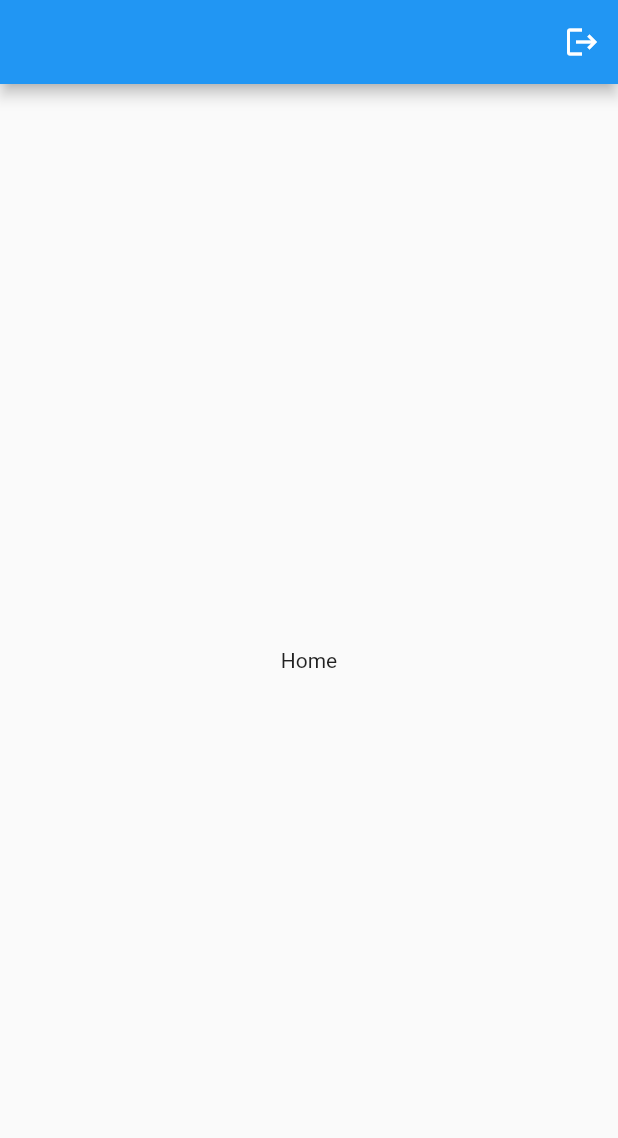
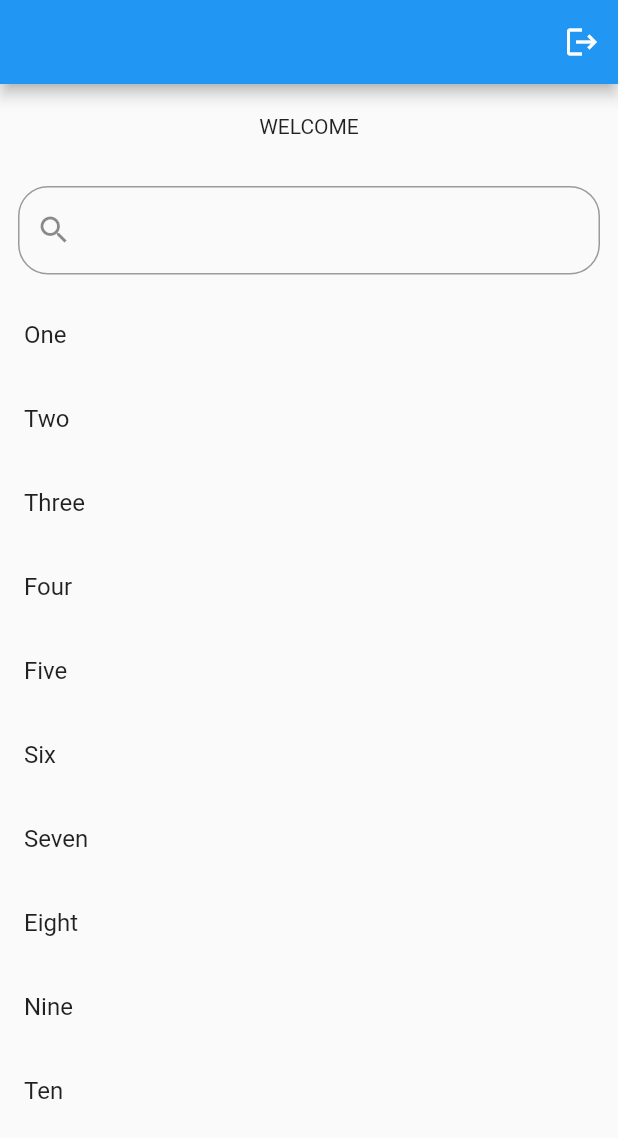
Before and after one commit to ecembostancioglu/note_fb, a Flutter app: the screen it shows once a user with an empty profile is signed in, on a phone screen of 412 x 824 dp. Shown: the top 1138 px of the screen. Run offline on Flutter 3.47's test engine with Material 2 defaults, Android fonts, the phone set to English and light mode, and no system bars; our stand-ins replace easy_localization, email_validator, firebase_auth, firebase_core, flutter_screenutil, google_sign_in; accounts and stored records are empty.

Commit message:
Created Search Bar in Home Page

```diff
--- a/lib/notes/presentation/view/home_page.dart
+++ b/lib/notes/presentation/view/home_page.dart
@@ -1,10 +1,19 @@
 import 'package:firebase_auth/firebase_auth.dart';
 import 'package:flutter/material.dart';
+import 'package:flutter_screenutil/flutter_screenutil.dart';
 import 'package:todo_fb/authentication/service/auth_service.dart';
 import 'package:todo_fb/authentication/widgets/login_widget.dart';
 
-class HomePage extends StatelessWidget {
+class HomePage extends StatefulWidget {
   const HomePage({Key? key}) : super(key: key);
+
+  @override
+  State<HomePage> createState() => _HomePageState();
+}
+
+class _HomePageState extends State<HomePage> {
+  List<String> notes=['One','Two','Three','Four','Five','Six','Seven','Eight','Nine','Ten'];
+
 
   @override
   Widget build(BuildContext context) {
@@ -14,8 +23,8 @@ class HomePage extends StatelessWidget {
           IconButton(
             icon: Icon(Icons.logout),
             onPressed: (){
-              AuthService _auth=AuthService();
-              _auth.signOutFromGoogle();
+              AuthService auth=AuthService();
+              auth.signOutFromGoogle();
               FirebaseAuth.instance.signOut();
 
               Navigator.push(context,
@@ -24,8 +33,39 @@ class HomePage extends StatelessWidget {
           )
         ],
       ),
-      body: Center(
-        child: Text('Home'),
+      body: SizedBox(
+        height: ScreenUtil().screenHeight,
+        width: ScreenUtil().screenWidth,
+        child: Column(
+          mainAxisAlignment: MainAxisAlignment.start,
+          children: [
+            const Padding(
+              padding: EdgeInsets.all(20),
+             child: Text('WELCOME'),),
+              Padding(
+                padding: const EdgeInsets.all(12.0),
+                child: TextFormField(
+                  decoration:const InputDecoration(
+                    prefixIcon: Icon(Icons.search),
+                    border: OutlineInputBorder(
+                      borderRadius: BorderRadius.all(Radius.circular(20))
+                    )
+                  ),
+
+                ),
+              ),
+            Flexible(
+              child: ListView.builder(
+                  shrinkWrap: true,
+                itemCount: notes.length,
+                  itemBuilder: (context,index){
+                return ListTile(
+                  title: Text(notes[index]),
+                );
+              }),
+            )
+          ],
+        ),
       ),
     );
   }
```
